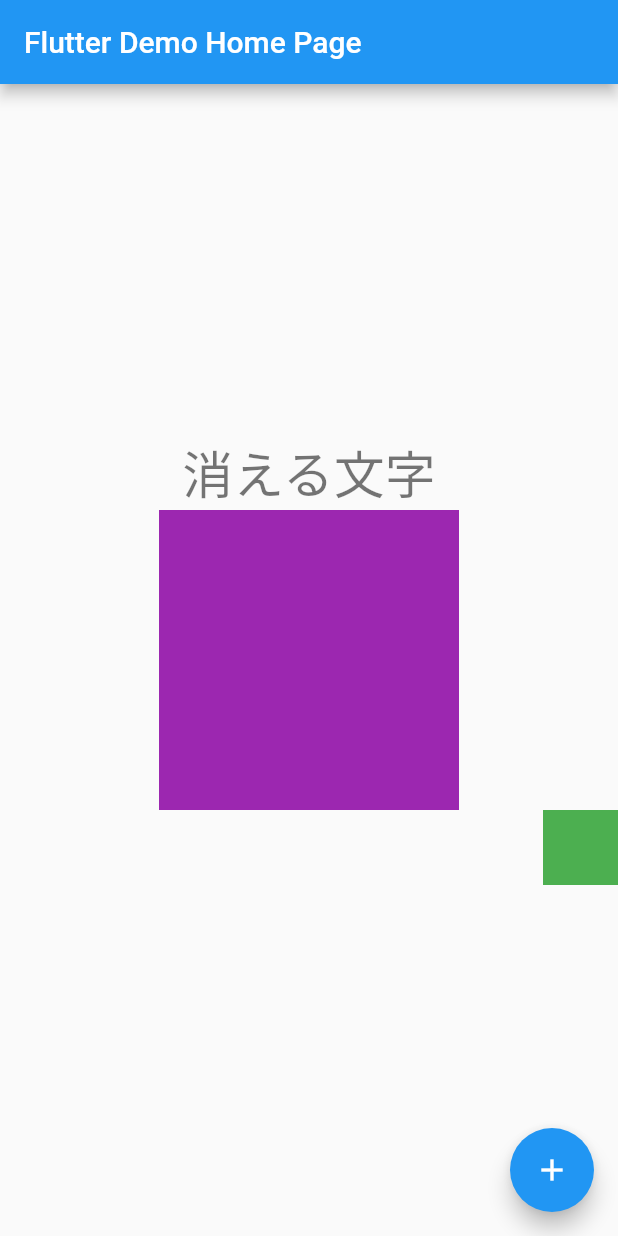
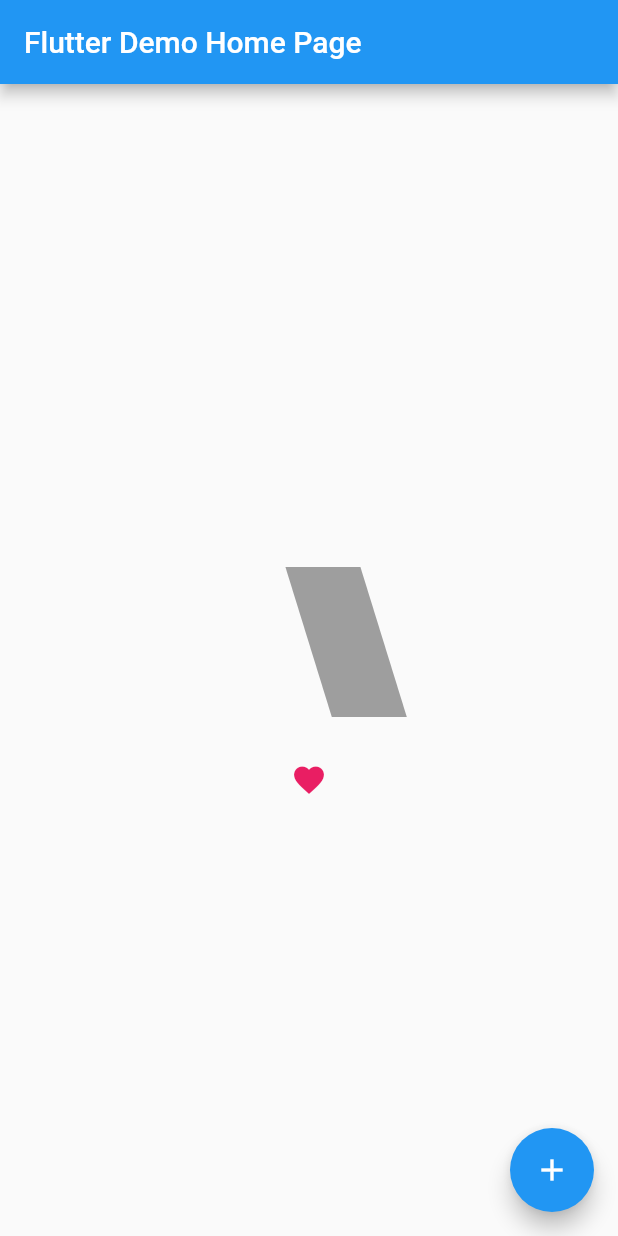
Before and after one commit to Osadakun/sample_flutter, a Flutter app: the screen it shows after launch, on a phone screen of 412 x 824 dp. Run offline on Flutter 3.47's test engine with Material 2 defaults, Android fonts, the phone set to English and light mode, and no system bars.

```diff
--- a/sample_project/lib/main.dart
+++ b/sample_project/lib/main.dart
@@ -24,9 +24,8 @@ class MyHomePage extends StatefulWidget {
   _MyHomePageState createState() => _MyHomePageState();
 }
 
-class _MyHomePageState extends State<MyHomePage> with TickerProviderStateMixin {
+class _MyHomePageState extends State<MyHomePage> {
   bool flag = false;
-
   _click() async {
     setState(() {
       flag = !flag;
@@ -43,27 +42,19 @@ class _MyHomePageState extends State<MyHomePage> with TickerProviderStateMixin {
         child: Column(
           mainAxisAlignment: MainAxisAlignment.center,
           children: <Widget>[
-            AnimatedOpacity(
-                opacity: flag ? 0.1 : 1.0,
+            AnimatedContainer(
                 duration: Duration(seconds: 3),
-                child: Text(
-                  "消える文字",
-                  style: Theme.of(context).textTheme.headline4,
-                )),
-            AnimatedSize(
-                vsync: this,
+                width: flag ? 100 : 50,
+                height: flag ? 50 : 100,
+                padding: flag ? EdgeInsets.all(0) : EdgeInsets.all(30),
+                margin: flag ? EdgeInsets.all(0) : EdgeInsets.all(30),
+                transform: flag ? Matrix4.skewX(0.0) : Matrix4.skewX(0.3),
+                color: flag ? Colors.blue : Colors.grey),
+            AnimatedSwitcher(
                 duration: Duration(seconds: 3),
-                child: SizedBox(
-                    width: flag ? 50 : 200,
-                    height: flag ? 50 : 200,
-                    child: Container(color: Colors.purple))),
-            AnimatedAlign(
-                duration: Duration(seconds: 3),
-                alignment: flag ? Alignment.topLeft : Alignment.bottomRight,
-                child: SizedBox(
-                    width: 50,
-                    height: 50,
-                    child: Container(color: Colors.green)))
+                child: flag
+                    ? Text("なにもない")
+                    : Icon(Icons.favorite, color: Colors.pink))
           ],
         ),
       ),
```
